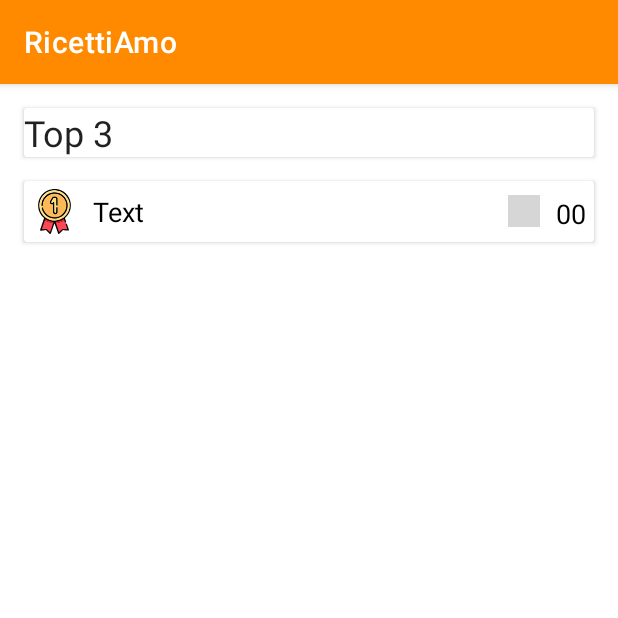
After one commit to filippoarmani/ricettiamo, an Android app: the fragment leMieRicette shown on its own in the app's theme, on a phone screen of 412 x 824 dp, the top half of it. The commit adds this screen. Run offline under Robolectric (Android 15) with nearby library versions, the phone set to English and light mode, and no system bars; grey boxes are pictures that could not be loaded.

Commit message:
add le mie ricette change file string.xml

```diff
--- /dev/null
+++ b/app/src/main/java/cfgmm/ricettiamo/leMieRicette.java
@@ -0,0 +1,64 @@
+package cfgmm.ricettiamo;
+
+import android.os.Bundle;
+
+import androidx.fragment.app.Fragment;
+
+import android.view.LayoutInflater;
+import android.view.View;
+import android.view.ViewGroup;
+
+/**
+ * A simple {@link Fragment} subclass.
+ * Use the {@link leMieRicette#newInstance} factory method to
+ * create an instance of this fragment.
+ */
+public class leMieRicette extends Fragment {
+
+    // TODO: Rename parameter arguments, choose names that match
+    // the fragment initialization parameters, e.g. ARG_ITEM_NUMBER
+    private static final String ARG_PARAM1 = "param1";
+    private static final String ARG_PARAM2 = "param2";
+
+    // TODO: Rename and change types of parameters
+    private String mParam1;
+    private String mParam2;
+
+    public leMieRicette() {
+        // Required empty public constructor
+    }
+
+    /**
+     * Use this factory method to create a new instance of
+     * this fragment using the provided parameters.
+     *
+     * @param param1 Parameter 1.
+     * @param param2 Parameter 2.
+     * @return A new instance of fragment leMieRicette.
+     */
+    // TODO: Rename and change types and number of parameters
+    public static leMieRicette newInstance(String param1, String param2) {
+        leMieRicette fragment = new leMieRicette();
+        Bundle args = new Bundle();
+        args.putString(ARG_PARAM1, param1);
+        args.putString(ARG_PARAM2, param2);
+        fragment.setArguments(args);
+        return fragment;
+    }
+
+    @Override
+    public void onCreate(Bundle savedInstanceState) {
+        super.onCreate(savedInstanceState);
+        if (getArguments() != null) {
+            mParam1 = getArguments().getString(ARG_PARAM1);
+            mParam2 = getArguments().getString(ARG_PARAM2);
+        }
+    }
+
+    @Override
+    public View onCreateView(LayoutInflater inflater, ViewGroup container,
+                             Bundle savedInstanceState) {
+        // Inflate the layout for this fragment
+        return inflater.inflate(R.layout.fragment_le_mie_ricette, container, false);
+    }
+}
--- /dev/null
+++ b/app/src/main/res/layout/fragment_le_mie_ricette.xml
@@ -0,0 +1,110 @@
+<?xml version="1.0" encoding="utf-8"?>
+<RelativeLayout xmlns:android="http://schemas.android.com/apk/res/android"
+    xmlns:app="http://schemas.android.com/apk/res-auto"
+    xmlns:tools="http://schemas.android.com/tools"
+    android:layout_width="match_parent"
+    android:layout_height="match_parent"
+
+    tools:context=".Frigorifero">
+
+    <ScrollView
+        android:layout_width="match_parent"
+        android:layout_height="match_parent"
+        android:fillViewport="true">
+
+        <RelativeLayout
+            android:layout_width="match_parent"
+            android:layout_height="wrap_content">
+
+            <androidx.cardview.widget.CardView
+                android:id="@+id/cardView_start"
+                android:layout_width="match_parent"
+                android:layout_height="wrap_content"
+                android:layout_margin="16dp">
+
+                <RelativeLayout
+                    android:layout_width="wrap_content"
+                    android:layout_height="wrap_content">
+
+                    <TextView
+                        android:layout_width="wrap_content"
+                        android:layout_height="wrap_content"
+                        android:text="@string/top"
+                        android:textColor="?android:textColorPrimary"
+                        android:textSize="24sp">
+                    </TextView>
+                </RelativeLayout>
+            </androidx.cardview.widget.CardView>
+            <androidx.cardview.widget.CardView
+
+                android:layout_width="match_parent"
+                android:layout_height="wrap_content"
+                android:layout_below="@+id/cardView_start"
+                android:layout_marginStart="16dp"
+                android:layout_marginLeft="16dp"
+                android:layout_marginTop="0dp"
+                android:layout_marginEnd="16dp"
+                android:layout_marginRight="16dp"
+                android:layout_marginBottom="16dp">
+                <LinearLayout
+                    android:id="@+id/list_item"
+                    android:layout_width="match_parent"
+                    android:layout_height="wrap_content"
+                    android:orientation="horizontal">
+                    <TextView
+                        android:id="@+id/medal"
+                        android:layout_width="30dp"
+                        android:layout_height="30dp"
+                        android:background="@drawable/medal1"
+                        android:layout_margin="5dp"
+                        android:layout_gravity="center">
+                    </TextView>
+
+                    <TextView
+                        android:layout_width="wrap_content"
+                        android:layout_height="wrap_content"
+                        android:layout_gravity="center"
+                        android:text="@string/text"
+                        android:textColor="@color/black"
+                        android:textSize="18dp"
+                        android:layout_margin="5dp"></TextView>
+                    <RelativeLayout
+                        android:layout_width="wrap_content"
+                        android:layout_height="wrap_content"
+                        android:layout_gravity="center">
+                        <TextView
+                            android:layout_width="21dp"
+                            android:layout_height="21dp"
+                            android:background="@drawable/star"
+                            android:layout_gravity="center"
+                            android:layout_toLeftOf="@+id/number"
+                            android:gravity="center"
+                            android:layout_margin="5dp">
+                        </TextView>
+
+                        <TextView
+                            android:id="@+id/number"
+                            android:layout_width="wrap_content"
+                            android:layout_height="20dp"
+                            android:text="@string/number"
+                            android:textColor="@color/black"
+                            android:textSize="18dp"
+                            android:layout_alignParentEnd="true"
+                            android:layout_gravity="center"
+                            android:layout_margin="5dp">
+                        </TextView>
+                    </RelativeLayout>
+                </LinearLayout>
+            </androidx.cardview.widget.CardView>
+
+
+
+
+
+
+
+
+
+        </RelativeLayout>
+    </ScrollView>
+</RelativeLayout>
--- a/app/src/main/res/menu/activity_main_drawer.xml
+++ b/app/src/main/res/menu/activity_main_drawer.xml
@@ -30,7 +30,7 @@
         <item
             android:id="@+id/nav_settings"
             android:icon="@drawable/ic_settings"
-            android:title="@string/menu_settings" />
+            android:title="@string/settings" />
     </group>
 
     <group android:id="@+id/sotto_menu" >
--- a/app/src/main/res/navigation/mobile_navigation.xml
+++ b/app/src/main/res/navigation/mobile_navigation.xml
@@ -38,6 +38,6 @@
     <fragment
         android:id="@+id/nav_impostazioni"
         android:name="cfgmm.ricettiamo.ui.impostazioni.ImpostazioniFragment"
-        android:label="@string/menu_settings"
+        android:label="@string/settings"
         tools:layout="@layout/fragment_impostazioni" />
 </navigation>
```
Also changed, not shown: app/src/main/res/values/strings.xml (+33 -27 lines), 1 other file.
